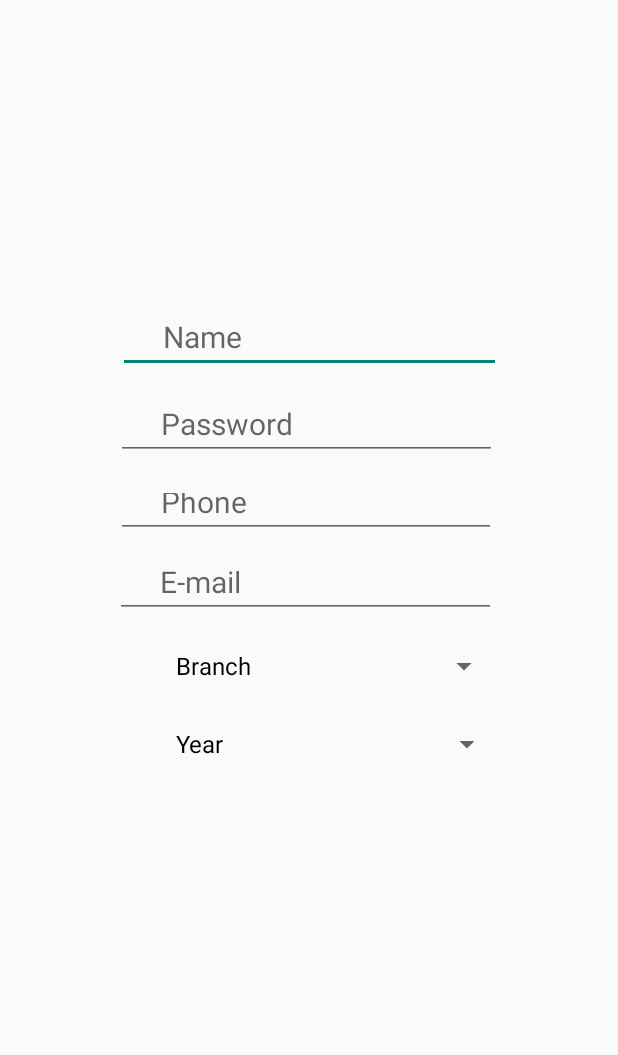
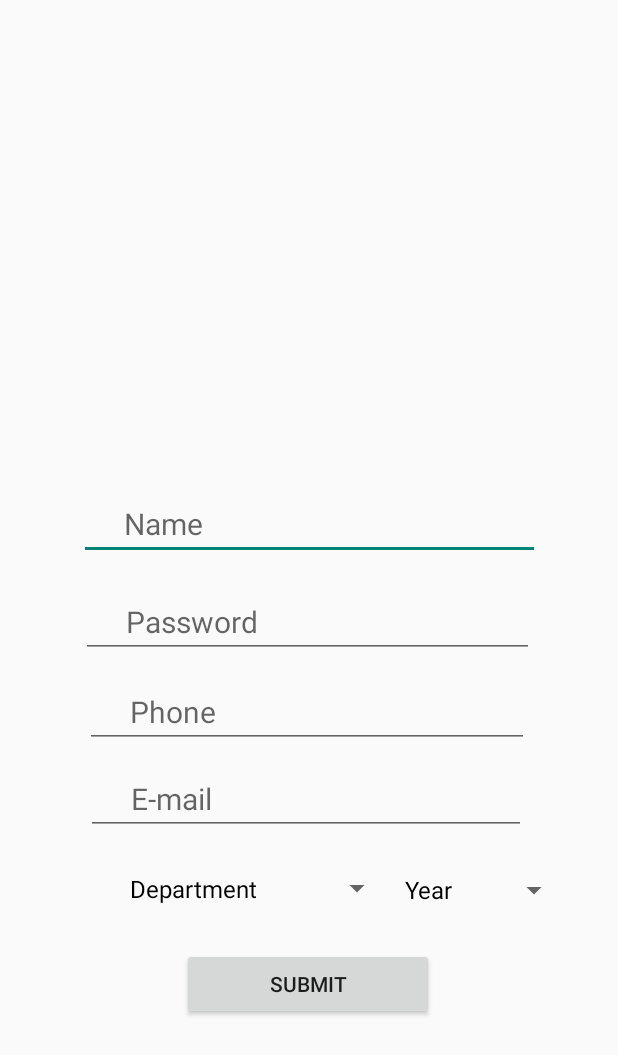
Before and after one commit to ajinkya48765/Book-It, an Android app: the sign_up screen opened directly, with no data from a screen before it, on a phone screen of 412 x 824 dp. Shown: the top 1055 px of the screen. Run offline under Robolectric (Android 15) with nearby library versions, the phone set to English and light mode, and no system bars.

Commit message:
Sign up page ready

```diff
--- a/app/src/main/java/com/example/books/sign_up.java
+++ b/app/src/main/java/com/example/books/sign_up.java
@@ -1,20 +1,32 @@
 package com.example.books;
+
+import android.os.Bundle;
+import android.view.View;
+import android.widget.ArrayAdapter;
+import android.widget.EditText;
+import android.widget.Spinner;
+import android.widget.Toast;
 
 import androidx.appcompat.app.AppCompatActivity;
 
-import android.content.Intent;
-import android.os.Bundle;
-import android.os.Handler;
-import android.view.View;
-import android.widget.ArrayAdapter;
-import android.widget.Spinner;
-
 public class sign_up extends AppCompatActivity {
 
+
+    EditText name,password,phone,email;
+    Spinner branch,year;
+    String sname,spass,sphone,semail,sbranch,syear;
     @Override
     protected void onCreate(Bundle savedInstanceState) {
         super.onCreate(savedInstanceState);
         setContentView(R.layout.activity_sign_up);
+
+        name=findViewById(R.id.et_name_signup);
+        password=findViewById(R.id.et_pass_signup);
+        phone=findViewById(R.id.et_phone);
+        email=findViewById(R.id.et_email);
+        branch=findViewById(R.id.branch);
+        year=findViewById(R.id.year);
+
         Spinner branch =(Spinner)findViewById(R.id.branch);
         ArrayAdapter<CharSequence> adapter=ArrayAdapter.createFromResource(this,R.array.list_branch,android.R.layout.simple_spinner_dropdown_item);
         adapter.setDropDownViewResource(android.R.layout.simple_spinner_dropdown_item);
@@ -24,7 +36,50 @@ public class sign_up extends AppCompatActivity {
         ArrayAdapter<CharSequence> adapter2=ArrayAdapter.createFromResource(this,R.array.list_year,android.R.layout.simple_spinner_dropdown_item);
         adapter.setDropDownViewResource(android.R.layout.simple_spinner_dropdown_item);
         year.setAdapter(adapter2);
+
+       //sname=name.getText().toString();
+      // Toast.makeText(getApplicationContext(),sname,Toast.LENGTH_LONG).show();
     }
 
 
+    public void submit(View view) {
+
+        sname=name.getText().toString();
+        spass=password.getText().toString();
+        sphone=phone.getText().toString();
+        semail=email.getText().toString();
+        sbranch=branch.getSelectedItem().toString();
+        syear=year.getSelectedItem().toString();
+
+        if(sname.equals(""))
+        {
+            Toast.makeText(getApplicationContext(),"Enter Valid name",Toast.LENGTH_LONG).show();
+        }
+        else if(spass.equals(""))
+        {
+            Toast.makeText(getApplicationContext(),"Enter Valid password",Toast.LENGTH_LONG).show();
+        }
+        else if(sphone.equals("")||sphone.length()!=10)
+        {
+            Toast.makeText(getApplicationContext(),"Enter Valid Phone number",Toast.LENGTH_LONG).show();
+        }
+        else if(semail.equals(""))
+        {
+            Toast.makeText(getApplicationContext(),"Enter Valid E-mail ID",Toast.LENGTH_LONG).show();
+        }
+        else if (sbranch.equals("Department"))
+        {
+            Toast.makeText(getApplicationContext(),"Select Department",Toast.LENGTH_LONG).show();
+        }
+        else if(syear.equals("Year"))
+        {
+            Toast.makeText(getApplicationContext(),"Select Year",Toast.LENGTH_LONG).show();
+        }
+        else
+        {
+            Toast.makeText(getApplicationContext(),"Account Created Successfully",Toast.LENGTH_LONG).show();
+        }
+
+
+    }
 }
--- a/app/src/main/res/layout/activity_main.xml
+++ b/app/src/main/res/layout/activity_main.xml
@@ -2,7 +2,7 @@
 <androidx.constraintlayout.widget.ConstraintLayout xmlns:android="http://schemas.android.com/apk/res/android"
     xmlns:app="http://schemas.android.com/apk/res-auto"
     xmlns:tools="http://schemas.android.com/tools"
-    android:id="@+id/b_signup"
+
     android:layout_width="match_parent"
     android:layout_height="match_parent"
     tools:context=".MainActivity">
--- a/app/src/main/res/layout/activity_sign_up.xml
+++ b/app/src/main/res/layout/activity_sign_up.xml
@@ -8,25 +8,25 @@
 
 
     <EditText
-        android:id="@+id/editText2"
-        android:layout_width="255dp"
-        android:layout_height="42dp"
+        android:id="@+id/et_name_signup"
+        android:layout_width="307dp"
+        android:layout_height="44dp"
         android:layout_marginBottom="12dp"
         android:ems="10"
         android:hint="Name"
         android:inputType="textPersonName"
         android:paddingLeft="30dp"
         android:textSize="20dp"
-        app:layout_constraintBottom_toTopOf="@+id/editText3"
+        app:layout_constraintBottom_toTopOf="@+id/et_pass_signup"
         app:layout_constraintEnd_toEndOf="parent"
         app:layout_constraintStart_toStartOf="parent"
         app:layout_constraintTop_toTopOf="parent"
         app:layout_constraintVertical_bias="0.982" />
 
     <EditText
-        android:id="@+id/editText3"
-        android:layout_width="254dp"
-        android:layout_height="42dp"
+        android:id="@+id/et_pass_signup"
+        android:layout_width="302dp"
+        android:layout_height="47dp"
 
         android:layout_marginBottom="12dp"
         android:ems="10"
@@ -34,53 +34,55 @@
         android:inputType="textPassword"
         android:paddingLeft="30dp"
         android:textSize="20dp"
-        app:layout_constraintBottom_toTopOf="@+id/editText4"
+        app:layout_constraintBottom_toTopOf="@+id/et_phone"
         app:layout_constraintEnd_toEndOf="parent"
         app:layout_constraintHorizontal_bias="0.49"
         app:layout_constraintStart_toStartOf="parent" />
 
     <Spinner
         android:id="@+id/branch"
-        android:layout_width="254dp"
-        android:layout_height="40dp"
-        android:layout_marginBottom="12dp"
-        android:paddingLeft="30dp"
+        android:layout_width="203dp"
+        android:layout_height="47dp"
+        android:layout_marginBottom="208dp"
+        android:paddingLeft="20dp"
         android:textSize="20dp"
-        app:layout_constraintBottom_toTopOf="@+id/year"
-        app:layout_constraintEnd_toEndOf="parent"
+        app:layout_constraintBottom_toBottomOf="parent"
+        app:layout_constraintEnd_toStartOf="@+id/year"
+        app:layout_constraintHorizontal_bias="1.0"
         app:layout_constraintStart_toStartOf="parent" />
 
     <Spinner
         android:id="@+id/year"
-        android:layout_width="256dp"
-        android:layout_height="40dp"
-        android:layout_marginBottom="308dp"
-        android:paddingLeft="30dp"
+        android:layout_width="118dp"
+        android:layout_height="51dp"
+        android:layout_marginEnd="32dp"
+        android:layout_marginRight="32dp"
+        android:paddingLeft="00dp"
         android:textSize="20dp"
         app:layout_constraintBottom_toBottomOf="parent"
         app:layout_constraintEnd_toEndOf="parent"
-        app:layout_constraintHorizontal_bias="0.509"
-        app:layout_constraintStart_toStartOf="parent" />
+        app:layout_constraintTop_toBottomOf="@+id/et_email"
+        app:layout_constraintVertical_bias="0.052" />
 
     <EditText
-        android:id="@+id/editText4"
-        android:layout_width="253dp"
-        android:layout_height="40dp"
+        android:id="@+id/et_phone"
+        android:layout_width="296dp"
+        android:layout_height="48dp"
         android:layout_marginBottom="12dp"
         android:ems="10"
         android:hint="Phone"
         android:inputType="phone"
         android:paddingLeft="30dp"
         android:textSize="20dp"
-        app:layout_constraintBottom_toTopOf="@+id/editText5"
+        app:layout_constraintBottom_toTopOf="@+id/et_email"
         app:layout_constraintEnd_toEndOf="parent"
         app:layout_constraintHorizontal_bias="0.487"
         app:layout_constraintStart_toStartOf="parent" />
 
     <EditText
-        android:id="@+id/editText5"
-        android:layout_width="254dp"
-        android:layout_height="41dp"
+        android:id="@+id/et_email"
+        android:layout_width="293dp"
+        android:layout_height="46dp"
         android:layout_marginBottom="12dp"
         android:ems="10"
         android:hint="E-mail"
@@ -92,4 +94,16 @@
         app:layout_constraintHorizontal_bias="0.484"
         app:layout_constraintStart_toStartOf="parent" />
 
+    <Button
+        android:id="@+id/button"
+        android:layout_width="168dp"
+        android:layout_height="48dp"
+        android:layout_marginBottom="144dp"
+        android:onClick="submit"
+        android:text="SUBMIT"
+        app:layout_constraintBottom_toBottomOf="parent"
+        app:layout_constraintEnd_toEndOf="parent"
+        app:layout_constraintHorizontal_bias="0.497"
+        app:layout_constraintStart_toStartOf="parent" />
+
 </androidx.constraintlayout.widget.ConstraintLayout>
--- a/app/src/main/res/values/strings.xml
+++ b/app/src/main/res/values/strings.xml
@@ -11,7 +11,8 @@
     <string name="login_failed">"Login failed"</string>
     <string name="title_activity_login">Sign in</string>
     <string-array name="list_branch">
-        <item>Branch</item>
+        <item>Department</item>
+        <item>FE</item>
         <item>COMPUTER</item>
         <item>IT</item>
         <item>ENTC</item>
@@ -20,7 +21,6 @@
     </string-array>
     <string-array name="list_year">
         <item>Year</item>
-        <item>FE</item>
         <item>SE</item>
         <item>TE</item>
         <item>BE</item>
```
